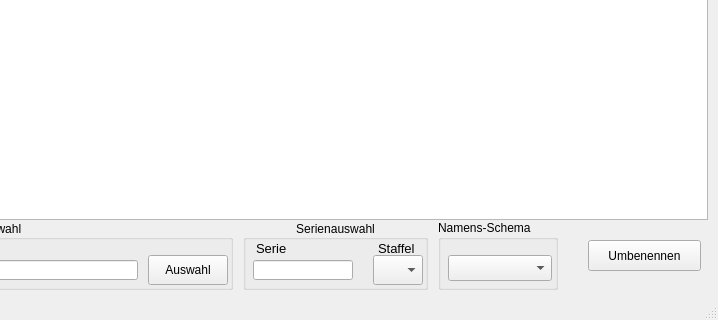
First picture: the form in SeriesScraper/mainwindow.ui, repository martinLutz1/SeriesScraper, before the edit; both pictures show x 282 to 1000 and y 290 to 610 of the 1000 by 610 pixel window.
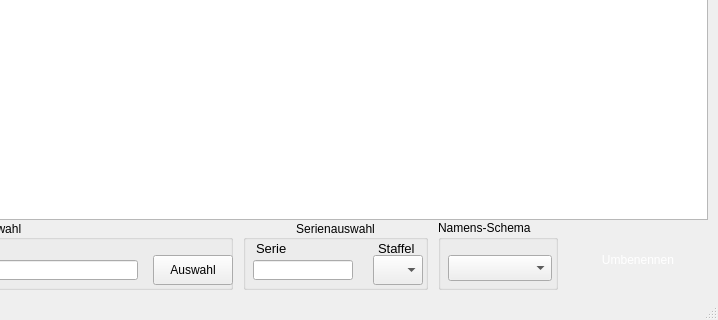
Second picture: the form after the edit. Icons and pictures are not drawn.

Commit message: Ordner-Status wird wieder angezeigt, Rename-Button hat Style-Sheet

The edit to the form file:
```diff
--- a/SeriesScraper/mainwindow.ui
+++ b/SeriesScraper/mainwindow.ui
@@ -17,6 +17,18 @@
    <bool>true</bool>
   </property>
   <widget class="QWidget" name="centralWidget">
+   <property name="styleSheet">
+    <string notr="true">#renameButton {
+	color: rgb(255, 255, 255);
+	background-image: url(:/images/button_blue.png);
+	border: none;
+	outline: none;
+}
+
+#renameButton:pressed {
+	background-image: url(:/images/button_blue_pressed.png);
+}</string>
+   </property>
    <widget class="QTableWidget" name="episodeNameTable">
     <property name="geometry">
      <rect>
@@ -101,7 +113,7 @@
     <widget class="QLabel" name="correctSeriesLabel">
      <property name="geometry">
       <rect>
-       <x>118</x>
+       <x>116</x>
        <y>40</y>
        <width>20</width>
        <height>16</height>
@@ -140,7 +152,7 @@
     <widget class="QPushButton" name="pushButton">
      <property name="geometry">
       <rect>
-       <x>420</x>
+       <x>425</x>
        <y>35</y>
        <width>80</width>
        <height>30</height>
@@ -171,7 +183,7 @@
     <widget class="QLabel" name="correctPathLabel">
      <property name="geometry">
       <rect>
-       <x>508</x>
+       <x>415</x>
        <y>40</y>
        <width>20</width>
        <height>16</height>
@@ -185,23 +197,32 @@
    <widget class="QPushButton" name="renameButton">
     <property name="geometry">
      <rect>
-      <x>870</x>
-      <y>530</y>
-      <width>113</width>
-      <height>31</height>
+      <x>860</x>
+      <y>520</y>
+      <width>120</width>
+      <height>60</height>
      </rect>
     </property>
     <property name="autoFillBackground">
      <bool>false</bool>
     </property>
+    <property name="styleSheet">
+     <string notr="true"/>
+    </property>
     <property name="text">
      <string>Umbenennen</string>
     </property>
     <property name="autoRepeat">
      <bool>false</bool>
     </property>
+    <property name="autoDefault">
+     <bool>false</bool>
+    </property>
+    <property name="default">
+     <bool>false</bool>
+    </property>
     <property name="flat">
-     <bool>false</bool>
+     <bool>true</bool>
     </property>
    </widget>
    <widget class="QGroupBox" name="groupBox_3">
```
The commit also changes 7 other files.
